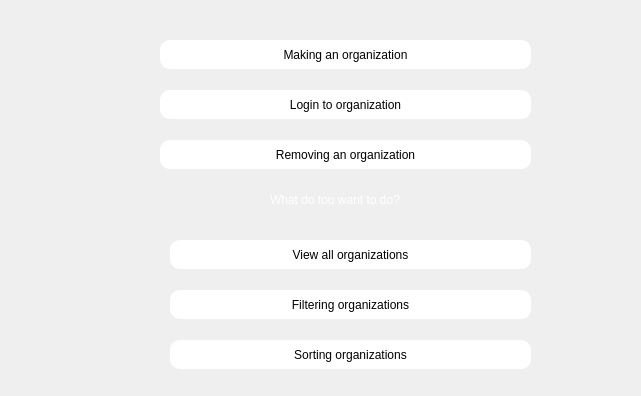
Shayanrava/APproject, file enter/entrance_organ.ui: the form before one commit.
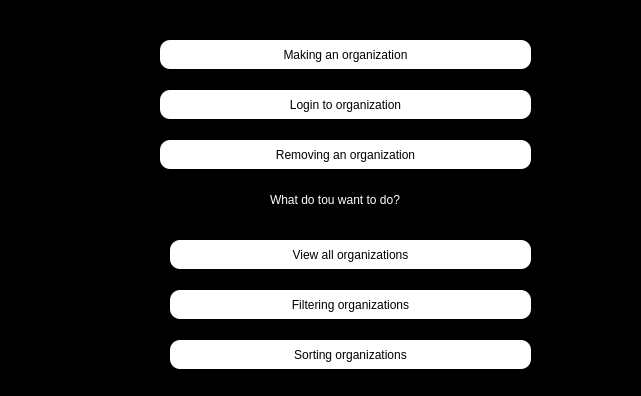
The form after the commit.

Commit message: entrance organ ui developed

```diff
--- a/enter/entrance_organ.ui
+++ b/enter/entrance_organ.ui
@@ -13,6 +13,12 @@
   <property name="windowTitle">
    <string>Form</string>
   </property>
+  <property name="styleSheet">
+   <string notr="true">#entrance_organ
+{
+background-color:black;
+}</string>
+  </property>
   <widget class="QLabel" name="label_do">
    <property name="geometry">
     <rect>
```
